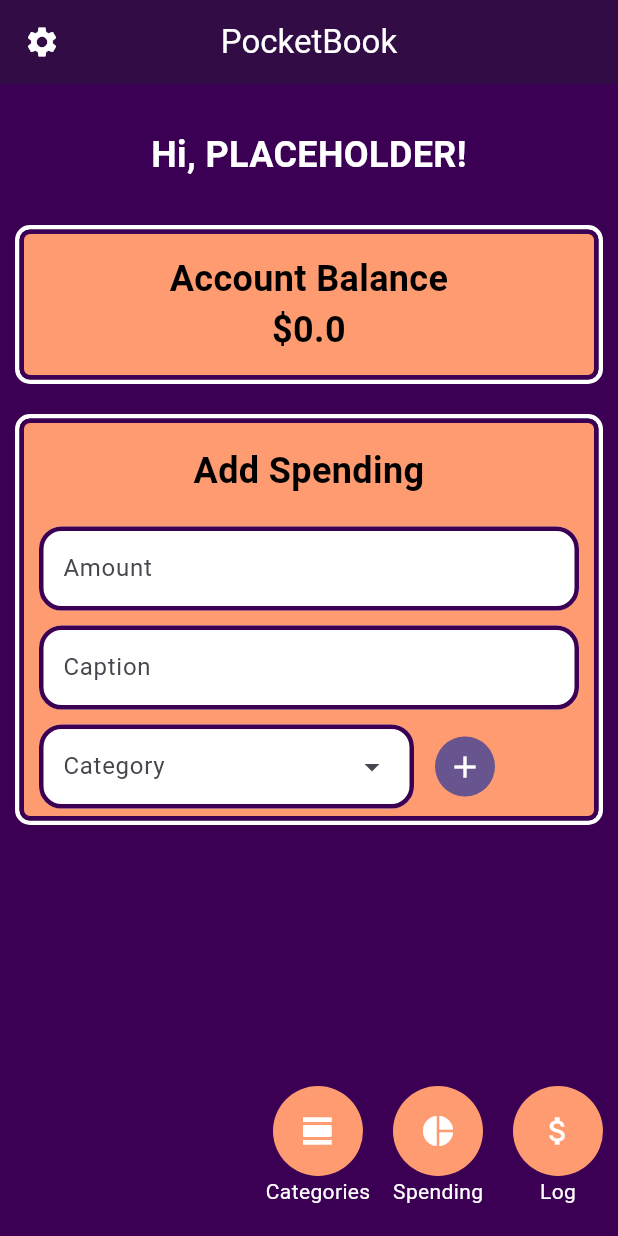
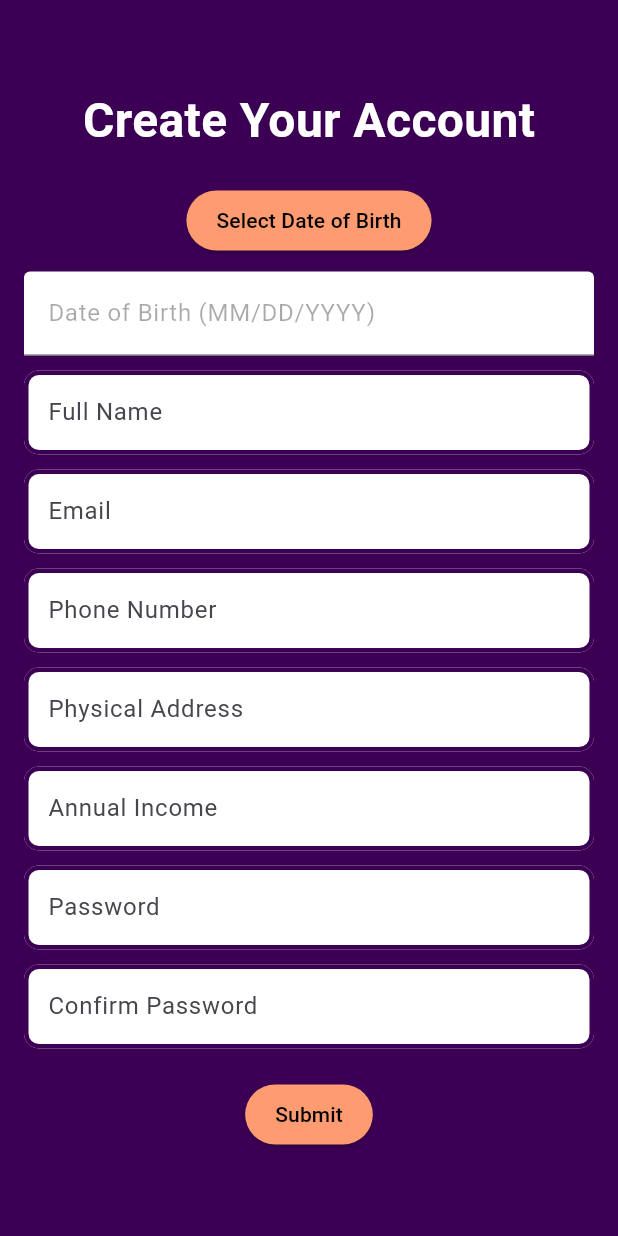
Before and after one commit to Cos229-239/2025_09_Team3, a Flutter app: the HomeScreenState screen opened directly, after a tap on the "settings" icon, on a phone screen of 412 x 824 dp. Run offline on Flutter 3.47's test engine with Material 3 defaults, Android fonts, the phone set to English and light mode, and no system bars; our stand-ins replace fl_chart, flutter_colorpicker, shared_preferences; accounts and stored records are empty.

Commit message:
Added account creation screen with form validation and shared preferences

```diff
--- /dev/null
+++ b/pocketbook/lib/account_creation.dart
@@ -0,0 +1,270 @@
+import 'package:flutter/material.dart';
+import 'package:pocketbook/welcome_screen.dart';
+import 'package:shared_preferences/shared_preferences.dart';
+
+class AccountCreation extends StatefulWidget {
+  const AccountCreation({super.key});
+
+  @override
+  State<AccountCreation> createState() => _AccountCreationState();
+}
+
+class _AccountCreationState extends State<AccountCreation> {
+  final TextEditingController nameController = TextEditingController();
+  final TextEditingController emailController = TextEditingController();
+  final TextEditingController phoneController = TextEditingController();
+  final TextEditingController addressController = TextEditingController();
+  final TextEditingController dobController = TextEditingController();
+  final TextEditingController incomeController = TextEditingController();
+  final TextEditingController passwordController = TextEditingController();
+  final TextEditingController confirmPasswordController = TextEditingController();
+
+  Future<void> createAccount() async {
+    if (passwordController.text == confirmPasswordController.text) {
+      final prefs = await SharedPreferences.getInstance();
+      await prefs.setString('name', nameController.text.trim());
+      await prefs.setString('email', emailController.text.trim());
+      await prefs.setString('phone', phoneController.text.trim());
+      await prefs.setString('address', addressController.text.trim());
+      await prefs.setString('dob', dobController.text.trim());
+      await prefs.setString('income', incomeController.text.trim());
+      await prefs.setString('password', passwordController.text.trim());
+      if (mounted) {
+        ScaffoldMessenger.of(context).showSnackBar(
+          const SnackBar(content: Text('Account created successfully!')),
+        );
+        Navigator.of(context).pushReplacement(
+          MaterialPageRoute(builder: (context) => const WelcomeScreen()),
+        );
+      }
+    } else {
+      if (mounted) {
+        ScaffoldMessenger.of(context).showSnackBar(
+          const SnackBar(content: Text('Passwords do not match')),
+        );
+      }
+    }
+  }
+
+  @override
+  void dispose() {
+    nameController.dispose();
+    emailController.dispose();
+    phoneController.dispose();
+    addressController.dispose();
+    dobController.dispose();
+    incomeController.dispose();
+    passwordController.dispose();
+    confirmPasswordController.dispose();
+    super.dispose();
+  }
+
+  @override
+  Widget build(BuildContext context) {
+    return Scaffold(
+      backgroundColor: const Color(0xFF3B0054),
+      body: Padding(
+        padding: const EdgeInsets.all(16.0),
+        child: Column(
+          mainAxisAlignment: MainAxisAlignment.center,
+          children: [
+            const Text(
+              'Create Your Account',
+              style: TextStyle(
+                fontSize: 32,
+                fontWeight: FontWeight.bold,
+                color: Colors.white,
+              ),
+            ),
+            const SizedBox(height: 20),
+            ElevatedButton(
+              onPressed: () async {
+                DateTime? picked = await showDatePicker(
+                  context: context,
+                  initialDate: DateTime.now(),
+                  firstDate: DateTime(1900),
+                  lastDate: DateTime.now(),
+                );
+                if (picked != null) {
+                  dobController.text = '${picked.month}/${picked.day}/${picked.year}';
+                }
+              },
+              style: ElevatedButton.styleFrom(
+                backgroundColor: const Color(0xFFFF9B71),
+                foregroundColor: Colors.black,
+                padding: const EdgeInsets.symmetric(horizontal: 20, vertical: 10),
+              ),
+              child: const Text('Select Date of Birth'),
+            ),
+            const SizedBox(height: 10),
+            TextField(
+              controller: dobController,
+              decoration: InputDecoration(
+                labelText: 'Date of Birth (MM/DD/YYYY)',
+                filled: true,
+                fillColor: Colors.white,
+                enabledBorder: OutlineInputBorder(
+                  borderSide: const BorderSide(color: Color(0xFF3B0054), width: 3),
+                  borderRadius: BorderRadius.circular(10),
+                ),
+                focusedBorder: OutlineInputBorder(
+                  borderSide: const BorderSide(color: Color.fromARGB(255, 117, 20, 158), width: 3),
+                  borderRadius: BorderRadius.circular(10),
+                ),
+              ),
+              enabled: false,
+            ),
+            const SizedBox(height: 10),
+            TextField(
+              controller: nameController,
+              decoration: InputDecoration(
+                labelText: 'Full Name',
+                filled: true,
+                fillColor: Colors.white,
+                enabledBorder: OutlineInputBorder(
+                  borderSide: const BorderSide(color: Color(0xFF3B0054), width: 3),
+                  borderRadius: BorderRadius.circular(10),
+                ),
+                focusedBorder: OutlineInputBorder(
+                  borderSide: const BorderSide(color: Color.fromARGB(255, 117, 20, 158), width: 3),
+                  borderRadius: BorderRadius.circular(10),
+                ),
+              ),
+            ),
+            const SizedBox(height: 10),
+            TextField(
+              controller: emailController,
+              decoration: InputDecoration(
+                labelText: 'Email',
+                filled: true,
+                fillColor: Colors.white,
+                enabledBorder: OutlineInputBorder(
+                  borderSide: const BorderSide(color: Color(0xFF3B0054), width: 3),
+                  borderRadius: BorderRadius.circular(10),
+                ),
+                focusedBorder: OutlineInputBorder(
+                  borderSide: const BorderSide(color: Color.fromARGB(255, 117, 20, 158), width: 3),
+                  borderRadius: BorderRadius.circular(10),
+                ),
+              ),
+            ),
+            const SizedBox(height: 10),
+            TextField(
+              controller: phoneController,
+              keyboardType: TextInputType.phone,
+              decoration: InputDecoration(
+                labelText: 'Phone Number',
+                filled: true,
+                fillColor: Colors.white,
+                enabledBorder: OutlineInputBorder(
+                  borderSide: const BorderSide(color: Color(0xFF3B0054), width: 3),
+                  borderRadius: BorderRadius.circular(10),
+                ),
+                focusedBorder: OutlineInputBorder(
+                  borderSide: const BorderSide(color: Color.fromARGB(255, 117, 20, 158), width: 3),
+                  borderRadius: BorderRadius.circular(10),
+                ),
+              ),
+            ),
+            const SizedBox(height: 10),
+            TextField(
+              controller: addressController,
+              decoration: InputDecoration(
+                labelText: 'Physical Address',
+                filled: true,
+                fillColor: Colors.white,
+                enabledBorder: OutlineInputBorder(
+                  borderSide: const BorderSide(color: Color(0xFF3B0054), width: 3),
+                  borderRadius: BorderRadius.circular(10),
+                ),
+                focusedBorder: OutlineInputBorder(
+                  borderSide: const BorderSide(color: Color.fromARGB(255, 117, 20, 158), width: 3),
+                  borderRadius: BorderRadius.circular(10),
+                ),
+              ),
+            ),
+            const SizedBox(height: 10),
+            TextField(
+              controller: incomeController,
+              keyboardType: TextInputType.number,
+              decoration: InputDecoration(
+                labelText: 'Annual Income',
+                filled: true,
+                fillColor: Colors.white,
+                enabledBorder: OutlineInputBorder(
+                  borderSide: const BorderSide(color: Color(0xFF3B0054), width: 3),
+                  borderRadius: BorderRadius.circular(10),
+                ),
+                focusedBorder: OutlineInputBorder(
+                  borderSide: const BorderSide(color: Color.fromARGB(255, 117, 20, 158), width: 3),
+                  borderRadius: BorderRadius.circular(10),
+                ),
+              ),
+            ),
+            const SizedBox(height: 10),
+            TextField(
+              controller: passwordController,
+              obscureText: true,
+              decoration: InputDecoration(
+                labelText: 'Password',
+                filled: true,
+                fillColor: Colors.white,
+                enabledBorder: OutlineInputBorder(
+                  borderSide: const BorderSide(color: Color(0xFF3B0054), width: 3),
+                  borderRadius: BorderRadius.circular(10),
+                ),
+                focusedBorder: OutlineInputBorder(
+                  borderSide: const BorderSide(color: Color.fromARGB(255, 117, 20, 158), width: 3),
+                  borderRadius: BorderRadius.circular(10),
+                ),
+              ),
+            ),
+            const SizedBox(height: 10),
+            TextField(
+              controller: confirmPasswordController,
+              obscureText: true,
+              decoration: InputDecoration(
+                labelText: 'Confirm Password',
+                filled: true,
+                fillColor: Colors.white,
+                enabledBorder: OutlineInputBorder(
+                  borderSide: const BorderSide(color: Color(0xFF3B0054), width: 3),
+                  borderRadius: BorderRadius.circular(10),
+                ),
+                focusedBorder: OutlineInputBorder(
+                  borderSide: const BorderSide(color: Color.fromARGB(255, 117, 20, 158), width: 3),
+                  borderRadius: BorderRadius.circular(10),
+                ),
+              ),
+            ),
+            const SizedBox(height: 20),
+            ElevatedButton(
+              onPressed: () {
+                if (nameController.text.isNotEmpty &&
+                    emailController.text.isNotEmpty &&
+                    phoneController.text.isNotEmpty &&
+                    addressController.text.isNotEmpty &&
+                    dobController.text.isNotEmpty &&
+                    incomeController.text.isNotEmpty &&
+                    passwordController.text.isNotEmpty &&
+                    confirmPasswordController.text.isNotEmpty) {
+                  createAccount();
+                } else {
+                  ScaffoldMessenger.of(context).showSnackBar(
+                    const SnackBar(content: Text('Please fill all fields')),
+                  );
+                }
+              },
+              style: ElevatedButton.styleFrom(
+                backgroundColor: const Color(0xFFFF9B71),
+                foregroundColor: Colors.black,
+                padding: const EdgeInsets.symmetric(horizontal: 20, vertical: 10),
+              ),
+              child: const Text('Submit'),
+            ),
+          ],
+        ),
+      ),
+    );
+  }
+}
--- a/pocketbook/lib/category_creation.dart
+++ b/pocketbook/lib/category_creation.dart
@@ -116,11 +116,11 @@ class _CategoryCreationState extends State<CategoryCreation> {
                       },
                     );
                   },
-                  child: const Text('Choose Color'),
                   style: ElevatedButton.styleFrom(
                     backgroundColor: _chosenColor, // <-- Use the chosen color here
                     foregroundColor: Colors.black,
-                  )
+                  ),
+                  child: const Text('Choose Color')
                 ),
                 const SizedBox(height: 20),
                 ElevatedButton(
@@ -128,11 +128,11 @@ class _CategoryCreationState extends State<CategoryCreation> {
                     //add logic to save category
                     Navigator.of(context).pop();
                   },
-                  child: const Text('Save'),
                   style: ElevatedButton.styleFrom(
                     backgroundColor: Colors.grey,
                     foregroundColor: Colors.black,
-                  )
+                  ),
+                  child: const Text('Save')
                 )
               ],
             ),
--- a/pocketbook/lib/home_screen.dart
+++ b/pocketbook/lib/home_screen.dart
@@ -1,5 +1,6 @@
 import 'package:flutter/foundation.dart';
 import 'package:flutter/material.dart';
+import 'package:pocketbook/account_creation.dart';
 import 'package:flutter/services.dart';
 import 'package:pocketbook/categories_screen.dart';
 import 'package:pocketbook/spendings_screen.dart';
@@ -46,7 +47,10 @@ class _HomeScreenStateManager extends State<HomeScreenState> {
         leading: IconButton(
           icon: Icon(Icons.settings),
           tooltip: 'Setting Icon',
-          onPressed: () {}, //TODO: Assign button actions
+          onPressed: () {
+            Navigator.of(context).push(
+              MaterialPageRoute(builder: (context) => const AccountCreation()),
+            );}, //TODO: Assign button actions
         ),
         backgroundColor: const Color(0xFF280039),
         foregroundColor: Colors.white,
--- a/pocketbook/lib/main.dart
+++ b/pocketbook/lib/main.dart
@@ -3,6 +3,8 @@ import 'package:flutter/services.dart';
 import 'package:pocketbook/home_screen.dart';
 import 'package:pocketbook/spendings_screen.dart';
 import 'package:pocketbook/welcome_screen.dart';
+import 'package:pocketbook/account_creation.dart';
+import 'package:shared_preferences/shared_preferences.dart';
 
 void main() {
   runApp(MyApp());
--- a/pocketbook/lib/welcome_screen.dart
+++ b/pocketbook/lib/welcome_screen.dart
@@ -1,7 +1,6 @@
 import 'package:flutter/material.dart';
 import 'package:pocketbook/categories_screen.dart';
 import 'package:pocketbook/home_screen.dart';
-import 'package:pocketbook/categories_screen.dart';
 
 class WelcomeScreen extends StatelessWidget {
   const WelcomeScreen({super.key});
--- a/pocketbook/pubspec.yaml
+++ b/pocketbook/pubspec.yaml
@@ -33,7 +33,10 @@ dependencies:
     sdk: flutter
   flutter_colorpicker: ^1.1.0
   cupertino_icons: ^1.0.8
-  fl_chart: ^0.63.0
+  fl_chart: ^0.68.0
+  # updated to latest version
+  shared_preferences: ^2.3.0
+  # added for account creation screen
 
 
 dev_dependencies:
```
Also changed, not shown: pocketbook/pubspec.lock.
